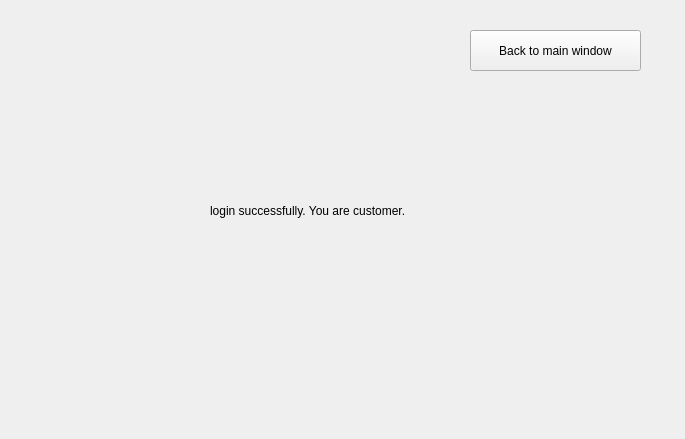
The window that GUIproject/CourseWorkHypermarket/customerwindow.ui (ashnaider/CourseWorkHypermarket) describes before a commit, drawn with Qt 5.
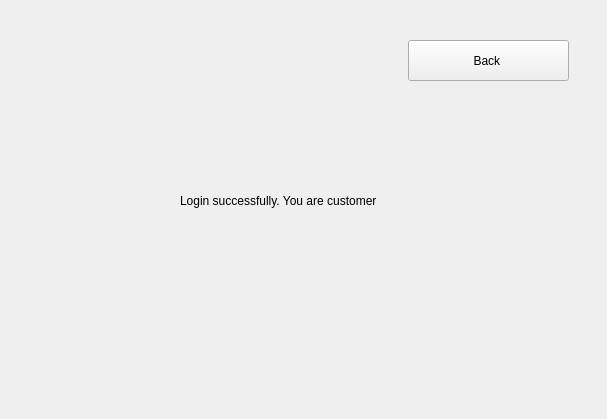
The same window after the commit.

```diff
--- a/GUIproject/CourseWorkHypermarket/customerwindow.ui
+++ b/GUIproject/CourseWorkHypermarket/customerwindow.ui
@@ -6,37 +6,37 @@
    <rect>
     <x>0</x>
     <y>0</y>
-    <width>685</width>
-    <height>439</height>
+    <width>607</width>
+    <height>419</height>
    </rect>
   </property>
   <property name="windowTitle">
    <string>Form</string>
   </property>
+  <widget class="QPushButton" name="backToLoginWindowFromCustomerButton">
+   <property name="geometry">
+    <rect>
+     <x>408</x>
+     <y>40</y>
+     <width>161</width>
+     <height>41</height>
+    </rect>
+   </property>
+   <property name="text">
+    <string>Back </string>
+   </property>
+  </widget>
   <widget class="QLabel" name="label">
    <property name="geometry">
     <rect>
-     <x>210</x>
+     <x>180</x>
      <y>190</y>
      <width>251</width>
-     <height>41</height>
+     <height>21</height>
     </rect>
    </property>
    <property name="text">
-    <string>login successfully. You are customer.</string>
-   </property>
-  </widget>
-  <widget class="QPushButton" name="goToMainWindowFromCustomerButton">
-   <property name="geometry">
-    <rect>
-     <x>470</x>
-     <y>30</y>
-     <width>171</width>
-     <height>41</height>
-    </rect>
-   </property>
-   <property name="text">
-    <string>Back to main window</string>
+    <string>Login successfully. You are customer</string>
    </property>
   </widget>
  </widget>
```
